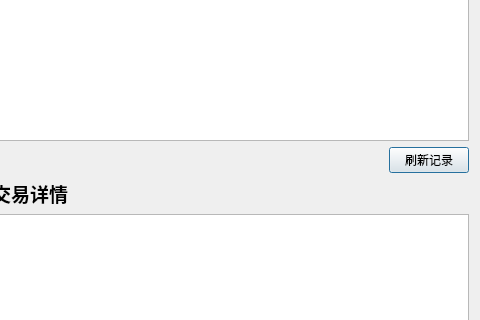
Old version of the form qt/historydialog.ui in the repository CryingObsidian-CO/SalesSystem; both pictures show x 420 to 900 and y 192 to 512 of the 900 by 700 pixel window.
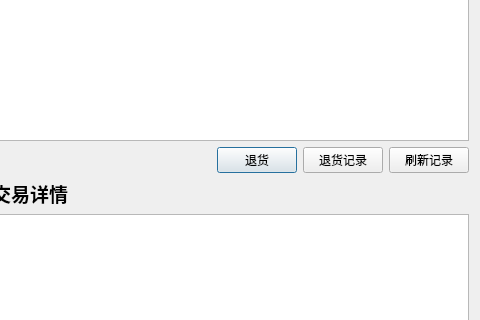
New version of the form.

Commit message: The return system has been preliminarily completed

The edit to the form file:
```diff
--- a/qt/historydialog.ui
+++ b/qt/historydialog.ui
@@ -93,6 +93,20 @@
        </property>
       </spacer>
      </item>
+     <item>
+      <widget class="QPushButton" name="returnButton">
+       <property name="text">
+        <string>退货</string>
+       </property>
+      </widget>
+     </item>
+     <item>
+      <widget class="QPushButton" name="returnRecordButton">
+       <property name="text">
+        <string>退货记录</string>
+       </property>
+      </widget>
+     </item>
      <item>
       <widget class="QPushButton" name="refreshButton">
        <property name="text">
```
The commit also changes 9 other files.
